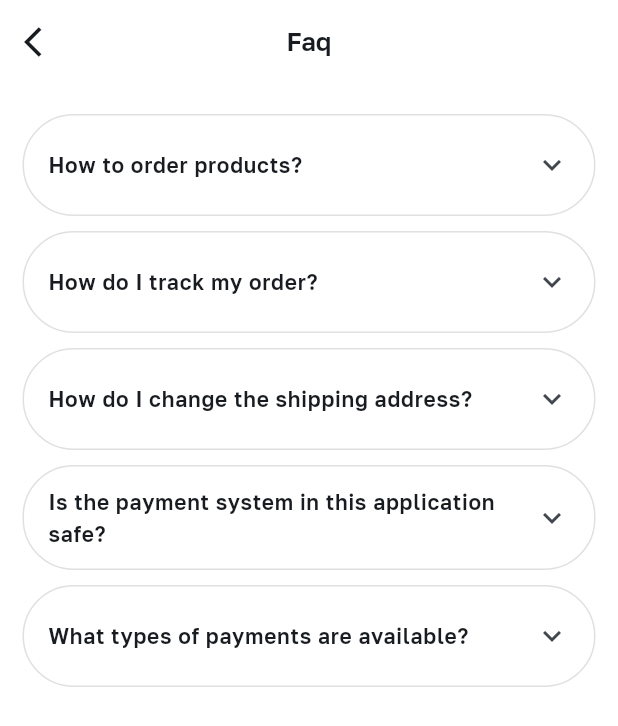
After one commit to YaelAbdissa/Fashion-App-UI, a Flutter app: the FaqScreen screen opened directly, on a phone screen of 412 x 824 dp. The commit adds this screen. Shown: the top 726 px of the screen. Run offline on Flutter 3.47's test engine with Material 3 defaults, Android fonts, the phone set to English and light mode, and no system bars; our stand-ins replace country_picker, flutter_otp_text_field.

Commit message:
add FAQ question

```diff
--- a/lib/main.dart
+++ b/lib/main.dart
@@ -21,7 +21,6 @@ class MyApp extends StatelessWidget {
       ),
       debugShowCheckedModeBanner: false,
       home: const HomeNavScreen(),
-      // home: HomeScreen(),
     );
   }
 }
--- a/lib/screens/cart_screen.dart
+++ b/lib/screens/cart_screen.dart
@@ -174,14 +174,7 @@ class _CartScreenState extends State<CartScreen> {
                   Padding(
                     padding: const EdgeInsets.symmetric(horizontal: 22),
                     child: MainButtonWidget(
-                      onPressed: () {
-                        // Navigator.push(
-                        //   context,
-                        //   MaterialPageRoute(
-                        //     builder: (context) => HomeScreen(),
-                        //   ),
-                        // );
-                      },
+                      onPressed: () {},
                       buttonText: "Buy now",
                     ),
                   ),
--- a/lib/screens/core_screens.dart
+++ b/lib/screens/core_screens.dart
@@ -12,3 +12,4 @@ export 'manage_account_screen.dart';
 export 'whislist_screen.dart';
 export 'delivery_item_screen.dart';
 export 'order_history_screen.dart';
+export 'faq_screen.dart';
--- /dev/null
+++ b/lib/screens/faq_screen.dart
@@ -0,0 +1,109 @@
+import 'package:flutter/material.dart';
+
+import '../utils/constants.dart';
+
+class FaqScreen extends StatelessWidget {
+  const FaqScreen({super.key});
+
+  @override
+  Widget build(BuildContext context) {
+    final faqData = [
+      {
+        "question": "How to order products?",
+        "answer":
+            "To order products, simply browse the catalog, select your desired items, add them to your cart, and proceed to checkout."
+      },
+      {
+        "question": "How do I track my order?",
+        "answer":
+            "You can track your order by navigating to the 'My Orders' section in your account and selecting the order you want to track."
+      },
+      {
+        "question": "How do I change the shipping address?",
+        "answer":
+            "You can update your shipping address before confirming your order from the checkout page or in your account settings."
+      },
+      {
+        "question": "Is the payment system in this application safe?",
+        "answer":
+            "The payment system in this application is very safe. We use SSL (Secure Socket Layer) data encryption to ensure that all transactions are carried out over a protected connection. Our application also complies with PCI-DSS (Payment Card Industry Data Security Standard) standards, which is the highest standard in the payments industry."
+      },
+      {
+        "question": "What types of payments are available?",
+        "answer":
+            "We accept various payment methods including credit/debit cards, PayPal, and mobile wallet payments depending on your region."
+      },
+    ];
+    return Scaffold(
+      backgroundColor: Colors.white,
+      appBar: AppBar(
+        backgroundColor: Colors.white,
+        scrolledUnderElevation: 0,
+        elevation: 0,
+        leading: IconButton(
+            onPressed: () {
+              Navigator.of(context).pop();
+            },
+            icon: Icon(Icons.arrow_back_ios)),
+        title: Text(
+          "Faq",
+          style: appBarTextStyle,
+        ),
+        centerTitle: true,
+      ),
+      body: Padding(
+        padding: const EdgeInsets.symmetric(
+          horizontal: 15,
+        ),
+        child: ListView.separated(
+            padding: EdgeInsets.only(top: 20, bottom: 20),
+            itemBuilder: (context, index) {
+              final item = faqData[index];
+              return Container(
+                // margin: EdgeInsets.symmetric(vertical: 10),
+                decoration: BoxDecoration(
+                  borderRadius: BorderRadius.circular(34),
+                  border: Border.all(color: Colors.black12),
+                ),
+                child: Theme(
+                  data: Theme.of(context).copyWith(
+                    dividerColor: Colors.transparent,
+                    splashColor: Colors.transparent,
+                    highlightColor: Colors.transparent,
+                  ),
+                  child: ExpansionTile(
+                    // trailing: Icon(Icons.keyboard_arrow_up_rounded),
+                    tilePadding:
+                        const EdgeInsets.symmetric(horizontal: 16, vertical: 4),
+                    childrenPadding: const EdgeInsets.only(
+                        top: 10, left: 16, right: 16, bottom: 18),
+                    title: Text(
+                      item["question"]!,
+                      style: const TextStyle(
+                        fontWeight: FontWeight.w600,
+                        fontSize: 14,
+                      ),
+                    ),
+                    children: [
+                      Text(
+                        item["answer"]!,
+                        style: const TextStyle(
+                          fontSize: 12,
+                          color: Colors.black87,
+                          fontWeight: FontWeight.w400,
+                          height: 1.5,
+                        ),
+                      ),
+                    ],
+                  ),
+                ),
+              );
+            },
+            separatorBuilder: (context, _) {
+              return SizedBox(height: 10);
+            },
+            itemCount: faqData.length),
+      ),
+    );
+  }
+}
--- a/lib/screens/home_nav_screen.dart
+++ b/lib/screens/home_nav_screen.dart
@@ -3,7 +3,8 @@ import 'package:flutter/material.dart';
 import 'core_screens.dart';
 
 class HomeNavScreen extends StatefulWidget {
-  const HomeNavScreen({super.key});
+  final bool justSignedUp;
+  const HomeNavScreen({super.key, this.justSignedUp = false});
 
   @override
   State<HomeNavScreen> createState() => _HomeNavScreenState();
@@ -12,11 +13,19 @@ class HomeNavScreen extends StatefulWidget {
 class _HomeNavScreenState extends State<HomeNavScreen> {
   int _selectedIndex = 0;
 
-  final List<Widget> widgetOptions = [
-    HomeScreen(),
-    CartScreen(),
-    ProfileScreen(),
-  ];
+  List<Widget> widgetOptions = [];
+
+  @override
+  void initState() {
+    super.initState();
+    widgetOptions = [
+      HomeScreen(
+        justSignedUp: widget.justSignedUp,
+      ),
+      CartScreen(),
+      ProfileScreen(),
+    ];
+  }
 
   void _onItemTapped(int index) {
     setState(() {
--- a/lib/screens/login_screen.dart
+++ b/lib/screens/login_screen.dart
@@ -181,7 +181,7 @@ class LoginScreen extends StatelessWidget {
                                   Navigator.push(
                                     context,
                                     MaterialPageRoute(
-                                      builder: (context) => HomeScreen(),
+                                      builder: (context) => HomeNavScreen(),
                                     ),
                                   );
                                 },
--- a/lib/screens/profile_screen.dart
+++ b/lib/screens/profile_screen.dart
@@ -22,7 +22,18 @@ class ProfileScreen extends StatelessWidget {
         backgroundColor: Colors.white,
         centerTitle: true,
         actions: [
-          Image.asset("assets/icons/icon_help.png"),
+          GestureDetector(
+            onTap: () {
+              Navigator.of(context).push(
+                MaterialPageRoute(
+                  builder: (context) => FaqScreen(),
+                ),
+              );
+            },
+            child: Image.asset(
+              "assets/icons/icon_help.png",
+            ),
+          ),
           SizedBox(
             width: 20,
           ),
--- a/lib/screens/verify_screen.dart
+++ b/lib/screens/verify_screen.dart
@@ -163,7 +163,7 @@ class VerifyScreen extends StatelessWidget {
                                   Navigator.push(
                                     context,
                                     MaterialPageRoute(
-                                      builder: (context) => HomeScreen(
+                                      builder: (context) => HomeNavScreen(
                                         justSignedUp: true,
                                       ),
                                     ),
--- a/lib/widgets/show_logout_dilaog.dart
+++ b/lib/widgets/show_logout_dilaog.dart
@@ -42,7 +42,7 @@ void showLogoutDialog(BuildContext context) {
                   buttonStyle: ElevatedButton.styleFrom(
                     backgroundColor: Color(0xffDDDDDD),
                     minimumSize:
-                        Size(MediaQuery.of(context).size.width * 0.36, 61),
+                        Size(MediaQuery.of(context).size.width * 0.34, 61),
                     shape: RoundedRectangleBorder(
                       borderRadius: BorderRadius.circular(50),
                     ),
@@ -59,7 +59,7 @@ void showLogoutDialog(BuildContext context) {
                       borderRadius: BorderRadius.circular(50),
                     ),
                     minimumSize:
-                        Size(MediaQuery.of(context).size.width * 0.36, 61),
+                        Size(MediaQuery.of(context).size.width * 0.34, 61),
                   ),
                   onPressed: () {
                     Navigator.of(context).push(
```
